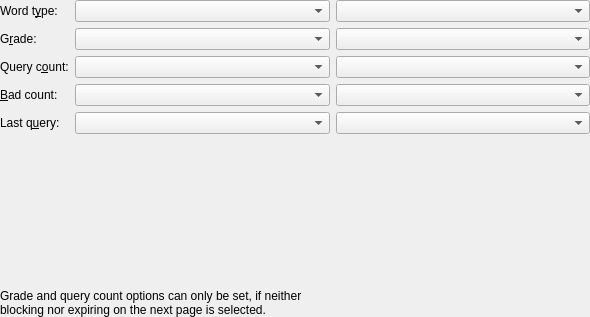
Before: the Qt Designer form src/settings/thresholdoptionsbase.ui in KDE/parley, drawn with Qt 5.
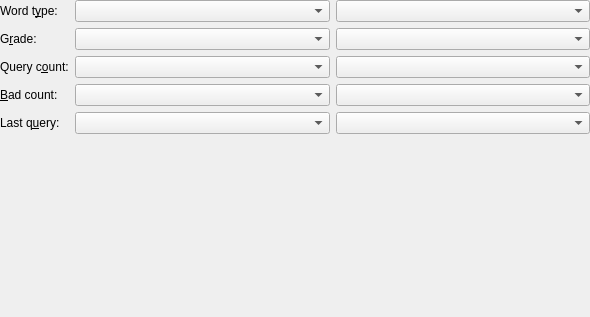
After: the same form once the commit is applied.

Commit message: Enable thresholds and blocking/expire at the same time. No reason to have them exclusive.

What changed in the file:
```diff
--- a/src/settings/thresholdoptionsbase.ui
+++ b/src/settings/thresholdoptionsbase.ui
@@ -138,16 +138,6 @@
      </property>
     </spacer>
    </item>
-   <item row="8" column="0" colspan="2" >
-    <widget class="QLabel" name="labelInfoBlockingExpiring" >
-     <property name="text" >
-      <string>Grade and query count options can only be set, if neither blocking nor expiring on the next page is selected.</string>
-     </property>
-     <property name="wordWrap" >
-      <bool>true</bool>
-     </property>
-    </widget>
-   </item>
   </layout>
  </widget>
  <layoutdefault spacing="6" margin="11" />
```
The commit also changes 5 other files.
